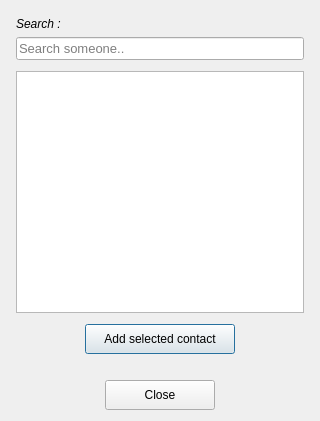
Before: the Qt Designer form Client/src/dialog/class/AddContactDiag/addcontactdiag.ui in Nexus-Software/cpp_babel, drawn with Qt 5.
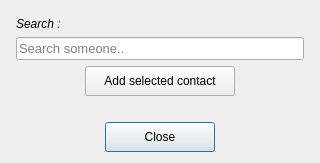
After: the same form once the commit is applied.

Patch:
```diff
--- a/Client/src/dialog/class/AddContactDiag/addcontactdiag.ui
+++ b/Client/src/dialog/class/AddContactDiag/addcontactdiag.ui
@@ -7,7 +7,7 @@
     <x>0</x>
     <y>0</y>
     <width>320</width>
-    <height>421</height>
+    <height>163</height>
    </rect>
   </property>
   <property name="windowTitle">
@@ -74,26 +74,7 @@
       </layout>
      </item>
      <item>
-      <layout class="QVBoxLayout" name="verticalLayout_3" stretch="10,2">
-       <item>
-        <layout class="QHBoxLayout" name="horizontalLayout">
-         <property name="leftMargin">
-          <number>5</number>
-         </property>
-         <property name="topMargin">
-          <number>5</number>
-         </property>
-         <property name="rightMargin">
-          <number>5</number>
-         </property>
-         <property name="bottomMargin">
-          <number>5</number>
-         </property>
-         <item>
-          <widget class="QListWidget" name="NamesList"/>
-         </item>
-        </layout>
-       </item>
+      <layout class="QVBoxLayout" name="verticalLayout_3" stretch="2">
        <item>
         <layout class="QHBoxLayout" name="horizontalLayout_3">
          <item alignment="Qt::AlignTop">
@@ -144,6 +125,9 @@
          <property name="text">
           <string>Close</string>
          </property>
+         <property name="default">
+          <bool>true</bool>
+         </property>
         </widget>
        </item>
       </layout>
```
Left out of the diff: 2 changed lines with no effect on the pictures.
